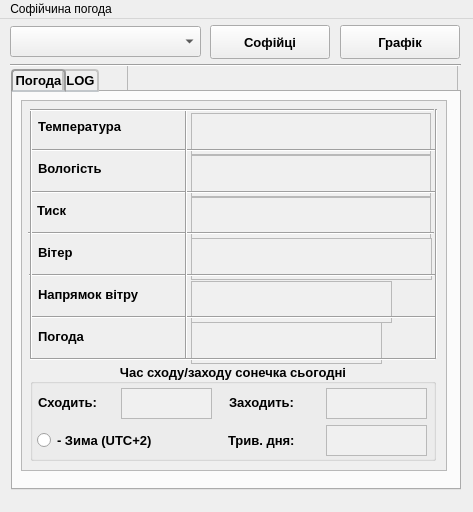
Before: the Qt Designer form mainwindow.ui in centroparotjag/Sofia-weather-QT, drawn with Qt 5.
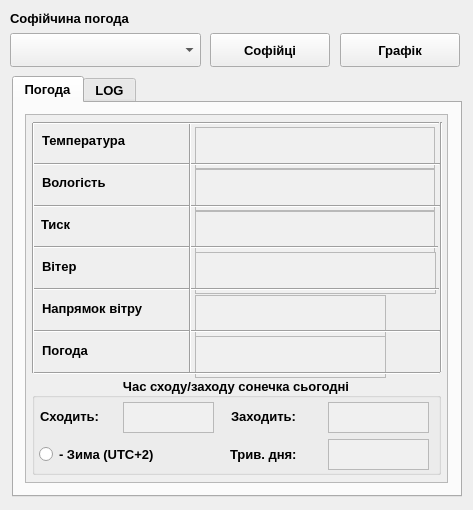
After: the same form once the commit is applied.

Patch:
```diff
--- a/mainwindow.ui
+++ b/mainwindow.ui
@@ -7,19 +7,19 @@
     <x>0</x>
     <y>0</y>
     <width>473</width>
-    <height>512</height>
+    <height>510</height>
    </rect>
   </property>
   <property name="minimumSize">
    <size>
     <width>473</width>
-    <height>512</height>
+    <height>510</height>
    </size>
   </property>
   <property name="maximumSize">
    <size>
     <width>473</width>
-    <height>512</height>
+    <height>510</height>
    </size>
   </property>
   <property name="windowTitle">
@@ -33,7 +33,7 @@
     <property name="geometry">
      <rect>
       <x>340</x>
-      <y>6</y>
+      <y>33</y>
       <width>120</width>
       <height>34</height>
      </rect>
@@ -55,54 +55,6 @@
      <string>Графік</string>
     </property>
    </widget>
-   <widget class="QTextEdit" name="textEdit_time_request">
-    <property name="enabled">
-     <bool>false</bool>
-    </property>
-    <property name="geometry">
-     <rect>
-      <x>127</x>
-      <y>46</y>
-      <width>331</width>
-      <height>31</height>
-     </rect>
-    </property>
-    <property name="font">
-     <font>
-      <strikeout>false</strikeout>
-     </font>
-    </property>
-    <property name="toolTipDuration">
-     <number>-1</number>
-    </property>
-    <property name="layoutDirection">
-     <enum>Qt::RightToLeft</enum>
-    </property>
-    <property name="autoFillBackground">
-     <bool>false</bool>
-    </property>
-    <property name="styleSheet">
-     <string notr="true">QGroupBox{
-background-color: rgb(240, 240, 240);
-text-align: right;
-//text-align: left;
-//text-align: center;
-//text-align: right;
-}
-
-</string>
-    </property>
-    <property name="readOnly">
-     <bool>true</bool>
-    </property>
-    <property name="html">
-     <string>&lt;!DOCTYPE HTML PUBLIC &quot;-//W3C//DTD HTML 4.0//EN&quot; &quot;http://www.w3.org/TR/REC-html40/strict.dtd&quot;&gt;
-&lt;html&gt;&lt;head&gt;&lt;meta name=&quot;qrichtext&quot; content=&quot;1&quot; /&gt;&lt;style type=&quot;text/css&quot;&gt;
-p, li { white-space: pre-wrap; }
-&lt;/style&gt;&lt;/head&gt;&lt;body style=&quot; font-family:'MS Shell Dlg 2'; font-size:7.8pt; font-weight:400; font-style:normal;&quot;&gt;
-&lt;p style=&quot;-qt-paragraph-type:empty; margin-top:0px; margin-bottom:0px; margin-left:0px; margin-right:0px; -qt-block-indent:0; text-indent:0px;&quot;&gt;&lt;br /&gt;&lt;/p&gt;&lt;/body&gt;&lt;/html&gt;</string>
-    </property>
-   </widget>
    <widget class="QPushButton" name="pushButton_2">
     <property name="enabled">
      <bool>true</bool>
@@ -110,7 +62,7 @@
     <property name="geometry">
      <rect>
       <x>210</x>
-      <y>6</y>
+      <y>33</y>
       <width>120</width>
       <height>34</height>
      </rect>
@@ -132,8 +84,8 @@
    <widget class="QTabWidget" name="tabWidget">
     <property name="geometry">
      <rect>
-      <x>11</x>
-      <y>50</y>
+      <x>12</x>
+      <y>76</y>
       <width>450</width>
       <height>421</height>
      </rect>
@@ -154,53 +106,6 @@
     <property name="autoFillBackground">
      <bool>false</bool>
     </property>
-    <property name="styleSheet">
-     <string notr="true">QTabBar::tab {
-     background: qlineargradient(x1: 0, y1: 0, x2: 0, y2: 1,
-                                 stop: 0 #E1E1E1, stop: 0.4 #DDDDDD,
-                                 stop: 0.5 #D8D8D8, stop: 1.0 #D3D3D3);
-     border: 2px solid #C4C4C3;
-     border-bottom-color: #C2C7CB; /* такой же цвет как у панели */
-     border-top-left-radius: 4px;
-     border-top-right-radius: 4px;
-     min-width: 8ex;
-     padding: 2px;
- }
-
- QTabBar::tab:selected, QTabBar::tab:hover {
-     background: qlineargradient(x1: 0, y1: 0, x2: 0, y2: 1,
-                                 stop: 0 #fafafa, stop: 0.4 #f4f4f4,
-                                 stop: 0.5 #e7e7e7, stop: 1.0 #fafafa);
- }
-
- QTabBar::tab:selected {
-     border-color: #9B9B9B;
-     border-bottom-color: #C2C7CB; /* такой же цвет как у панели */
- }
-
- //QTabBar::tab:!selected {
-//     margin-top: 2px; /* делаем невыбранные вкладки меньше */
-// }
-
- /* воспользуемся отрицательными полями для перекрывания вкладок */
- QTabBar::tab:selected {
-     /* расширение/перекрытие слева и справа по 4px */
-     margin-left: -4px;
-     margin-right: -4px;
- }
-
- QTabBar::tab:first:selected {
-     margin-left: 0; /* первая выбранная вкладка ничего не перекрывает слева от себя */
- }
-
- QTabBar::tab:last:selected {
-     margin-right: 0; /* последняя выбранная вкладка ничего не перекрывает справа от себя */
- }
-
- QTabBar::tab:only-one {
-     margin: 0; /* если имеется только одна вкладка, перекрывающиеся поля не нужны */
- }</string>
-    </property>
     <property name="currentIndex">
      <number>0</number>
     </property>
@@ -209,14 +114,20 @@
       <string>Погода</string>
      </attribute>
      <widget class="QScrollArea" name="scrollArea">
+      <property name="enabled">
+       <bool>true</bool>
+      </property>
       <property name="geometry">
        <rect>
-        <x>8</x>
-        <y>8</y>
-        <width>426</width>
-        <height>371</height>
+        <x>11</x>
+        <y>11</y>
+        <width>423</width>
+        <height>369</height>
        </rect>
       </property>
+      <property name="autoFillBackground">
+       <bool>false</bool>
+      </property>
       <property name="widgetResizable">
        <bool>true</bool>
       </property>
@@ -225,16 +136,16 @@
         <rect>
          <x>0</x>
          <y>0</y>
-         <width>424</width>
-         <height>369</height>
+         <width>421</width>
+         <height>367</height>
         </rect>
        </property>
        <widget class="QGroupBox" name="groupBox">
         <property name="geometry">
          <rect>
-          <x>8</x>
+          <x>6</x>
           <y>262</y>
-          <width>406</width>
+          <width>409</width>
           <height>98</height>
          </rect>
         </property>
@@ -487,7 +398,7 @@
          <rect>
           <x>169</x>
           <y>180</y>
-          <width>201</width>
+          <width>191</width>
           <height>42</height>
          </rect>
         </property>
@@ -779,7 +690,7 @@
          <rect>
           <x>-1</x>
           <y>8</y>
-          <width>20</width>
+          <width>16</width>
           <height>250</height>
          </rect>
         </property>
@@ -790,9 +701,9 @@
        <widget class="Line" name="line_9">
         <property name="geometry">
          <rect>
-          <x>8</x>
-          <y>1</y>
-          <width>404</width>
+          <x>7</x>
+          <y>0</y>
+          <width>406</width>
           <height>16</height>
          </rect>
         </property>
@@ -803,12 +714,21 @@
        <widget class="Line" name="line_10">
         <property name="geometry">
          <rect>
-          <x>404</x>
-          <y>8</y>
-          <width>20</width>
+          <x>407</x>
+          <y>7</y>
+          <width>16</width>
           <height>250</height>
          </rect>
         </property>
+        <property name="sizePolicy">
+         <sizepolicy hsizetype="Minimum" vsizetype="Minimum">
+          <horstretch>0</horstretch>
+          <verstretch>0</verstretch>
+         </sizepolicy>
+        </property>
+        <property name="autoFillBackground">
+         <bool>false</bool>
+        </property>
         <property name="orientation">
          <enum>Qt::Vertical</enum>
         </property>
@@ -816,9 +736,9 @@
        <widget class="QLabel" name="label_10">
         <property name="geometry">
          <rect>
-          <x>370</x>
+          <x>369</x>
           <y>174</y>
-          <width>40</width>
+          <width>41</width>
           <height>40</height>
          </rect>
         </property>
@@ -829,9 +749,9 @@
        <widget class="QLabel" name="label_11">
         <property name="geometry">
          <rect>
-          <x>365</x>
+          <x>369</x>
           <y>216</y>
-          <width>45</width>
+          <width>41</width>
           <height>40</height>
          </rect>
         </property>
@@ -891,9 +811,9 @@
     <property name="geometry">
      <rect>
       <x>10</x>
-      <y>7</y>
+      <y>33</y>
       <width>191</width>
-      <height>31</height>
+      <height>34</height>
      </rect>
     </property>
     <property name="font">
@@ -911,50 +831,53 @@
      <string notr="true"/>
     </property>
    </widget>
-   <widget class="Line" name="line_11">
+   <widget class="QLabel" name="label_12">
     <property name="geometry">
      <rect>
       <x>10</x>
-      <y>38</y>
-      <width>451</width>
-      <height>16</height>
+      <y>8</y>
+      <width>171</width>
+      <height>21</height>
      </rect>
     </property>
-    <property name="orientation">
-     <enum>Qt::Horizontal</enum>
+    <property name="font">
+     <font>
+      <pointsize>10</pointsize>
+      <weight>75</weight>
+      <bold>true</bold>
+     </font>
     </property>
+    <property name="text">
+     <string>Софійчина погода</string>
+    </property>
    </widget>
-   <zorder>textEdit_time_request</zorder>
+   <widget class="QLabel" name="label_time_request">
+    <property name="geometry">
+     <rect>
+      <x>153</x>
+      <y>76</y>
+      <width>307</width>
+      <height>21</height>
+     </rect>
+    </property>
+    <property name="font">
+     <font>
+      <pointsize>10</pointsize>
+      <weight>75</weight>
+      <bold>true</bold>
+     </font>
+    </property>
+    <property name="text">
+     <string/>
+    </property>
+   </widget>
    <zorder>pushButton</zorder>
    <zorder>pushButton_2</zorder>
    <zorder>comboBox</zorder>
    <zorder>line_11</zorder>
    <zorder>tabWidget</zorder>
-  </widget>
-  <widget class="QMenuBar" name="menubar">
-   <property name="geometry">
-    <rect>
-     <x>0</x>
-     <y>0</y>
-     <width>473</width>
-     <height>26</height>
-    </rect>
-   </property>
-   <widget class="QMenu" name="menuSofia_weather">
-    <property name="font">
-     <font>
-      <pointsize>10</pointsize>
-      <weight>50</weight>
-      <italic>true</italic>
-      <bold>false</bold>
-     </font>
-    </property>
-    <property name="title">
-     <string>Софійчина погода</string>
-    </property>
-    <addaction name="separator"/>
-   </widget>
-   <addaction name="menuSofia_weather"/>
+   <zorder>label_12</zorder>
+   <zorder>label_time_request</zorder>
   </widget>
  </widget>
  <resources/>
```
Left out of the diff: 5 changed lines with no effect on the pictures.
